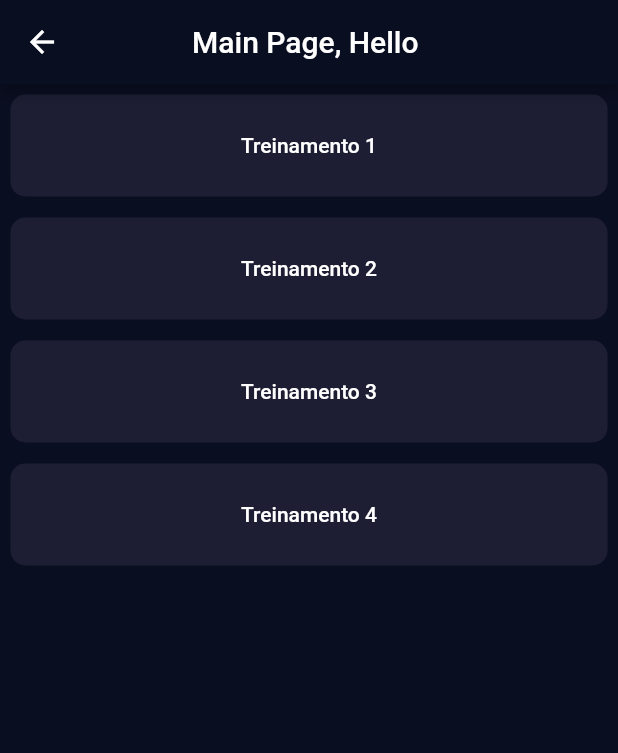
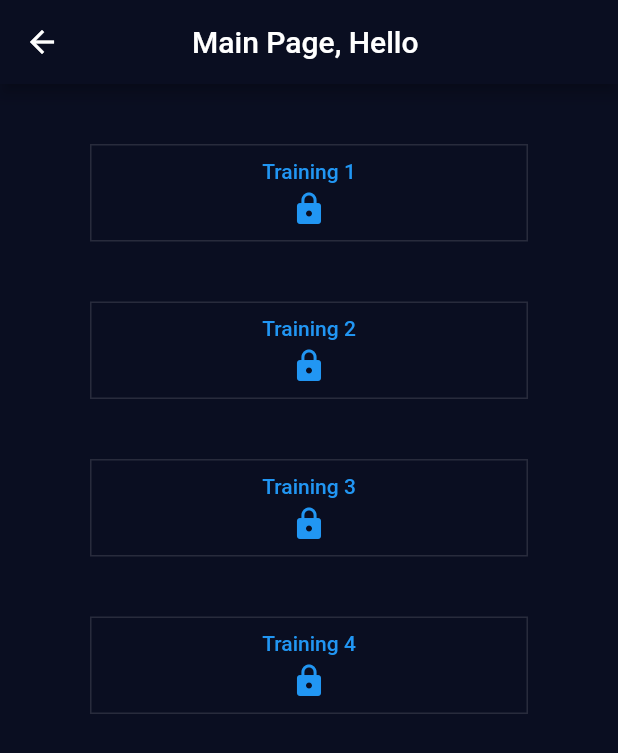
Before and after one commit to mahauni/euro-farma-gamify, a Flutter app: the MainPage screen opened directly with empty values, on a phone screen of 412 x 824 dp. Shown: the top 753 px of the screen. Run offline on Flutter 3.47's test engine with Material 2 defaults, Android fonts, the phone set to English and light mode, and no system bars.

Commit message:
Add files via upload

```diff
--- a/lib/components/custom_button.dart
+++ b/lib/components/custom_button.dart
@@ -4,16 +4,16 @@ import 'package:euro_farma_gamify/constants.dart';
 import 'package:flutter/material.dart';
 
 class CustomButton extends StatelessWidget {
-  final int training;
+  final Widget? child;
   final VoidCallback onPressed;
 
   const CustomButton(
-      {super.key, required this.training, required this.onPressed});
+      {super.key, this.child, required this.onPressed});
 
   @override
   Widget build(BuildContext context) {
-    return Expanded(
-      child: Container(
+    return
+      Container(
         padding: EdgeInsets.only(top: 10.0, bottom: 10.0),
         margin: EdgeInsets.all(7.0),
         decoration: BoxDecoration(
@@ -21,6 +21,7 @@ class CustomButton extends StatelessWidget {
           borderRadius: BorderRadius.circular(10.0),
         ),
         child: MaterialButton(
+          minWidth: double.maxFinite,
           shape: const RoundedRectangleBorder(
             borderRadius: BorderRadius.all(Radius.zero),
           ),
@@ -28,9 +29,8 @@ class CustomButton extends StatelessWidget {
           splashColor: Colors.transparent,
           highlightColor: Colors.transparent,
           onPressed: onPressed,
-          child: Text('Treinamento ${training.toString()}'),
+          child: child,
         ),
-      ),
-    );
+      );
   }
 }
--- a/lib/main.dart
+++ b/lib/main.dart
@@ -1,3 +1,4 @@
+import 'package:euro_farma_gamify/pages/handout_page.dart';
 import 'package:euro_farma_gamify/pages/login_page.dart';
 import 'package:euro_farma_gamify/pages/main_page.dart';
 import 'package:euro_farma_gamify/pages/training_page.dart';
@@ -22,6 +23,7 @@ class MyApp extends StatelessWidget {
         "/login": (context) => const LoginPage(),
         "/main": (context) => const MainPage(),
         "/training": (context) => const TrainingPage(),
+        "/handout": (context) => const HandoutPage(),
       },
       theme: ThemeData.dark().copyWith(
         primaryColor: backgroundColor,
--- a/lib/pages/main_page.dart
+++ b/lib/pages/main_page.dart
@@ -1,6 +1,5 @@
 // ignore_for_file: prefer_const_constructors, prefer_const_literals_to_create_immutables
 
-import 'package:euro_farma_gamify/components/custom_button.dart';
 import 'package:euro_farma_gamify/pages/training_page.dart';
 import 'package:flutter/material.dart';
 
@@ -36,23 +35,54 @@ class _MainPageState extends State<MainPage> {
               scrollDirection: Axis.vertical,
               children: <Widget>[
                 ...trainings.map<Widget>(
-                  (int e) => Row(
-                    children: [
-                      CustomButton(
-                        training: e,
-                        onPressed: () {
-                          Navigator.pushNamed(context, '/training',
-                              arguments: TrainingPageArguments(e));
-                        },
+                  (int e) => Container(
+                    padding: EdgeInsets.only(top: 40, left: 60, right: 60),
+                    child: OutlinedButton(
+                      style: ButtonStyle(
+                        shape: WidgetStateProperty.all<RoundedRectangleBorder>(
+                          RoundedRectangleBorder(
+                            borderRadius: BorderRadius.all(Radius.zero),
+                          ),
+                        ),
                       ),
-                    ],
+                      child: Column(
+                        children: [
+                          Container(
+                            padding: EdgeInsets.only(top: 10, bottom: 5),
+                            child: Text('Training $e'),
+                          ),
+                          Container(
+                            padding: EdgeInsets.only(bottom: 10),
+                            child: Icon(Icons.lock),
+                          )
+                        ],
+                      ),
+                      onPressed: () {
+                        Navigator.pushNamed(context, '/training',
+                            arguments: TrainingPageArguments(e));
+                      },
+                    ),
                   ),
                 ),
               ],
             ),
-          )
+          ),
         ],
       ),
     );
   }
+
+  Widget _buildIcon(int e) {
+    if (e == 1) {
+      return Container(
+        padding: EdgeInsets.only(bottom: 10),
+        child: LinearProgressIndicator(),
+      );
+    } else {
+      return Container(
+        padding: EdgeInsets.only(bottom: 10),
+        child: Icon(Icons.lock),
+      );
+    }
+  }
 }
```
Also changed, not shown: lib/pages/handout_page.dart (added, +59 -0 lines), lib/pages/training_page.dart (+12 -21 lines).
